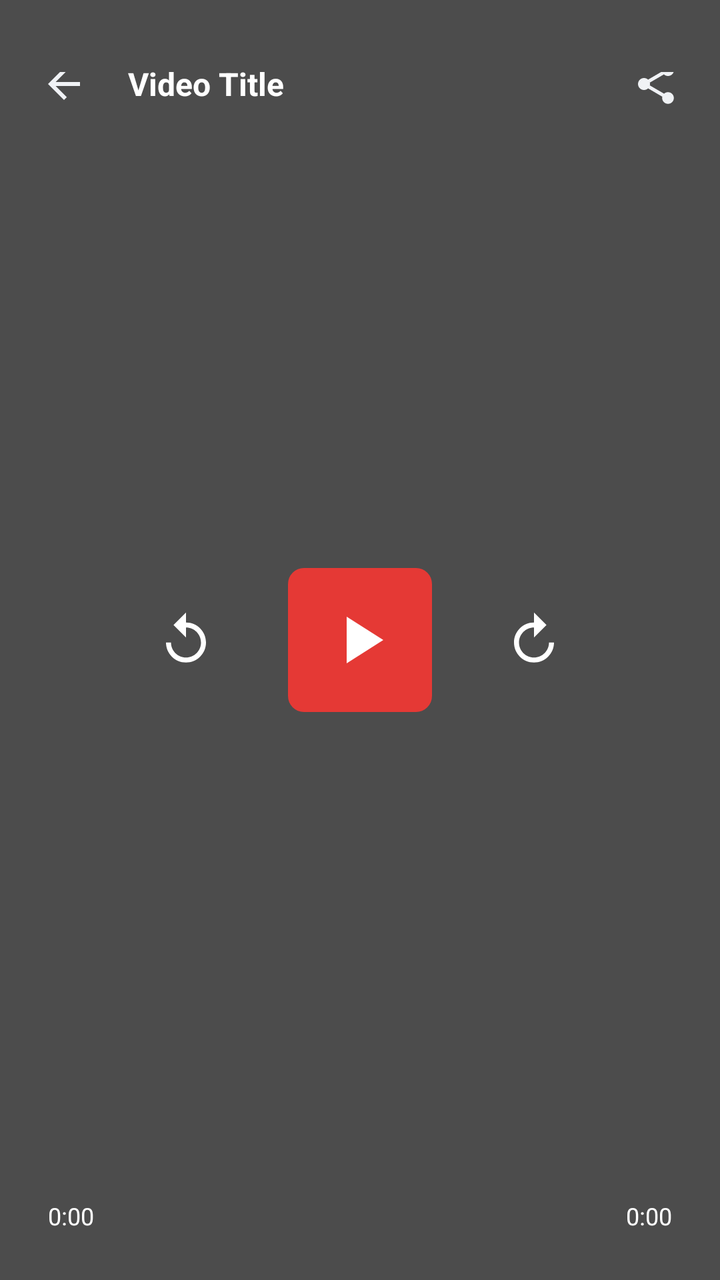
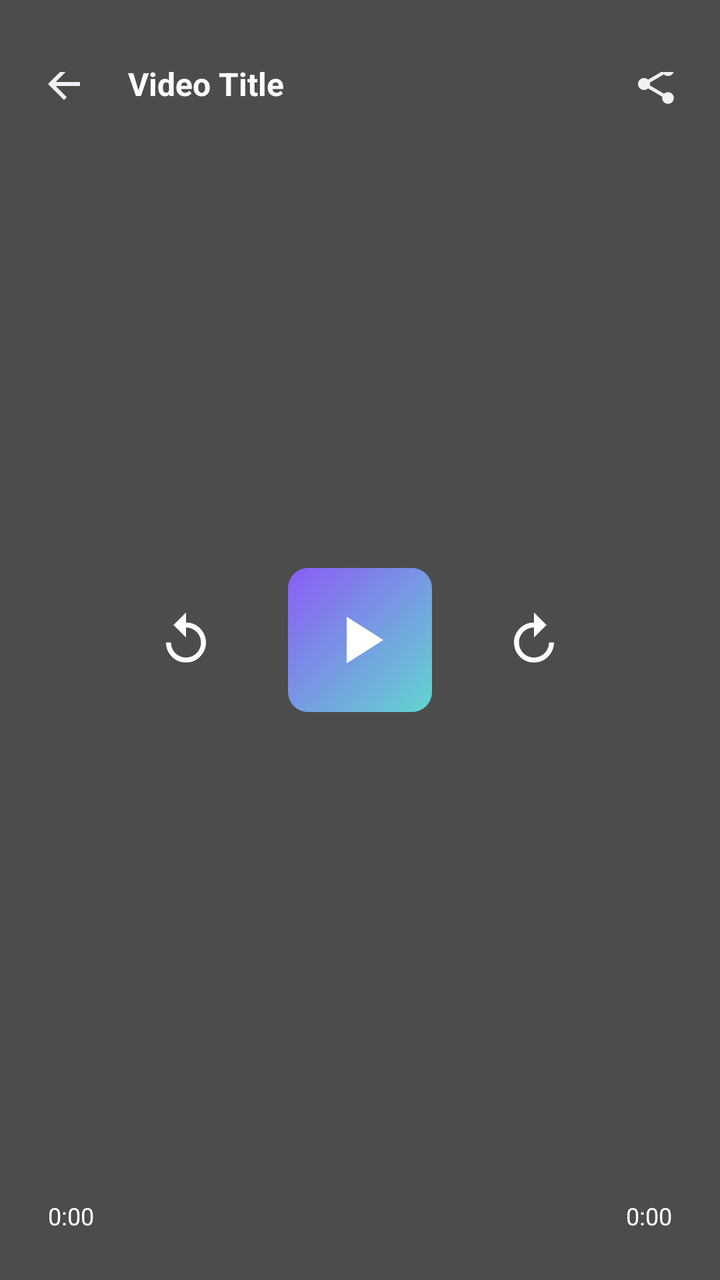

Compare the two renders of this Android layout. The source of the first and the diff that turns it into the second are given below.
<!-- AndroidManifest.xml: application theme Theme.ArtrawFiles -->
<!-- res/layout/activity_video_player.xml -->
<?xml version="1.0" encoding="utf-8"?>
<FrameLayout xmlns:android="http://schemas.android.com/apk/res/android"
    android:id="@+id/rootVideoPlayer"
    android:layout_width="match_parent"
    android:layout_height="match_parent"
    android:background="#000000">

    
    <VideoView
        android:id="@+id/videoView"
        android:layout_width="match_parent"
        android:layout_height="match_parent"
        android:layout_gravity="center" />

    
    <RelativeLayout
        android:id="@+id/layoutVideoControls"
        android:layout_width="match_parent"
        android:layout_height="match_parent"
        android:background="#66000000">

        
        <RelativeLayout
            android:id="@+id/headerVideo"
            android:layout_width="match_parent"
            android:layout_height="wrap_content"
            android:minHeight="56dp"
            android:paddingStart="12dp"
            android:paddingEnd="12dp"
            android:paddingTop="36dp"
            android:paddingBottom="8dp"
            android:layout_alignParentTop="true">

            <ImageView
                android:id="@+id/btnBackVideo"
                android:layout_width="40dp"
                android:layout_height="40dp"
                android:layout_alignParentStart="true"
                android:layout_centerVertical="true"
                android:background="?android:attr/selectableItemBackgroundBorderless"
                android:padding="8dp"
                android:src="@drawable/ic_arrow_back"
                android:contentDescription="Back" />

            <TextView
                android:id="@+id/tvVideoTitle"
                android:layout_width="wrap_content"
                android:layout_height="wrap_content"
                android:layout_centerVertical="true"
                android:layout_marginStart="12dp"
                android:layout_toEndOf="@id/btnBackVideo"
                android:layout_toStartOf="@id/btnShareVideo"
                android:text="Video Title"
                android:textColor="@android:color/white"
                android:textSize="16sp"
                android:textStyle="bold"
                android:singleLine="true"
                android:ellipsize="end" />

            <ImageView
                android:id="@+id/btnShareVideo"
                android:layout_width="40dp"
                android:layout_height="40dp"
                android:layout_alignParentEnd="true"
                android:layout_centerVertical="true"
                android:background="?android:attr/selectableItemBackgroundBorderless"
                android:padding="8dp"
                android:src="@drawable/ic_share"
                android:contentDescription="Share" />
        </RelativeLayout>

        
        <LinearLayout
            android:layout_width="wrap_content"
            android:layout_height="wrap_content"
            android:layout_centerInParent="true"
            android:gravity="center"
            android:orientation="horizontal">

            <ImageView
                android:id="@+id/btnReplay10Video"
                android:layout_width="54dp"
                android:layout_height="54dp"
                android:layout_marginEnd="24dp"
                android:background="?android:attr/selectableItemBackgroundBorderless"
                android:padding="12dp"
                android:src="@drawable/ic_replay_10"
                android:contentDescription="Replay 10s" />

            <FrameLayout
                android:id="@+id/btnPlayPauseVideo"
                android:layout_width="72dp"
                android:layout_height="72dp"
                android:background="@drawable/bg_button_primary">

                <ImageView
                    android:id="@+id/imgPlayPauseVideo"
                    android:layout_width="40dp"
                    android:layout_height="40dp"
                    android:layout_gravity="center"
                    android:src="@drawable/ic_play"
                    android:contentDescription="Play/Pause" />
            </FrameLayout>

            <ImageView
                android:id="@+id/btnForward10Video"
                android:layout_width="54dp"
                android:layout_height="54dp"
                android:layout_marginStart="24dp"
                android:background="?android:attr/selectableItemBackgroundBorderless"
                android:padding="12dp"
                android:src="@drawable/ic_forward_10"
                android:contentDescription="Forward 10s" />
        </LinearLayout>

        
        <LinearLayout
            android:id="@+id/bottomVideoBar"
            android:layout_width="match_parent"
            android:layout_height="wrap_content"
            android:orientation="vertical"
            android:layout_alignParentBottom="true"
            android:paddingStart="16dp"
            android:paddingEnd="16dp"
            android:paddingBottom="24dp">

            <SeekBar
                android:id="@+id/seekBarVideo"
                android:layout_width="match_parent"
                android:layout_height="wrap_content"
                android:progressBackgroundTint="#88FFFFFF"
                android:progressTint="@color/artraw_crimson"
                android:thumbTint="@color/artraw_crimson_accent" />

            <RelativeLayout
                android:layout_width="match_parent"
                android:layout_height="wrap_content"
                android:layout_marginTop="2dp"
                android:paddingStart="8dp"
                android:paddingEnd="8dp">

                <TextView
                    android:id="@+id/tvVideoCurrentTime"
                    android:layout_width="wrap_content"
                    android:layout_height="wrap_content"
                    android:layout_alignParentStart="true"
                    android:text="0:00"
                    android:textColor="@android:color/white"
                    android:textSize="12sp" />

                <TextView
                    android:id="@+id/tvVideoTotalTime"
                    android:layout_width="wrap_content"
                    android:layout_height="wrap_content"
                    android:layout_alignParentEnd="true"
                    android:text="0:00"
                    android:textColor="@android:color/white"
                    android:textSize="12sp" />
            </RelativeLayout>
        </LinearLayout>
    </RelativeLayout>
</FrameLayout>
<!-- resources referenced by this layout -->
<resources>
  <color name="artraw_crimson">#E53935</color>
  <color name="artraw_crimson_accent">#FF5252</color>
  <!-- drawable bg_button_primary (drawable) -->
  <?xml version="1.0" encoding="utf-8"?>
  <shape xmlns:android="http://schemas.android.com/apk/res/android"
      android:shape="rectangle">
      <solid android:color="@color/artraw_crimson" />
      <corners android:radius="8dp" />
  </shape>
  <!-- drawable ic_arrow_back (drawable) -->
  <vector xmlns:android="http://schemas.android.com/apk/res/android"
      android:width="24dp"
      android:height="24dp"
      android:viewportWidth="24"
      android:viewportHeight="24">
      <path
          android:fillColor="#F0F2F5"
          android:pathData="M20,11H7.83l5.59,-5.59L12,4l-8,8 8,8 1.41,-1.41L7.83,13H20v-2z"/>
  </vector>
  <!-- drawable ic_forward_10 (drawable) -->
  <vector xmlns:android="http://schemas.android.com/apk/res/android"
      android:width="24dp"
      android:height="24dp"
      android:viewportWidth="24"
      android:viewportHeight="24">
      <path
          android:fillColor="@android:color/white"
          android:pathData="M18,13c0,3.31 -2.69,6 -6,6s-6,-2.69 -6,-6 2.69,-6 6,-6v4l5,-5 -5,-5v4c-4.42,0 -8,3.58 -8,8s3.58,8 8,8 8,-3.58 8,-8h-2z"/>
  </vector>
  <!-- drawable ic_play (drawable) -->
  <vector xmlns:android="http://schemas.android.com/apk/res/android"
      android:width="24dp"
      android:height="24dp"
      android:viewportWidth="24"
      android:viewportHeight="24">
      <path
          android:fillColor="@android:color/white"
          android:pathData="M8,5v14l11,-7z"/>
  </vector>
  <!-- drawable ic_replay_10 (drawable) -->
  <vector xmlns:android="http://schemas.android.com/apk/res/android"
      android:width="24dp"
      android:height="24dp"
      android:viewportWidth="24"
      android:viewportHeight="24">
      <path
          android:fillColor="@android:color/white"
          android:pathData="M12,5V1L7,6l5,5V7c3.31,0 6,2.69 6,6s-2.69,6 -6,6 -6,-2.69 -6,-6H4c0,4.42 3.58,8 8,8s8,-3.58 8,-8 -3.58,-8 -8,-8z"/>
  </vector>
  <!-- drawable ic_share (drawable) -->
  <vector xmlns:android="http://schemas.android.com/apk/res/android"
      android:width="24dp"
      android:height="24dp"
      android:viewportWidth="24"
      android:viewportHeight="24">
      <path
          android:fillColor="#F0F2F5"
          android:pathData="M18,16.08c-0.76,0 -1.44,0.3 -1.96,0.77L8.91,12.7c0.05,-0.23 0.09,-0.46 0.09,-0.7s-0.04,-0.47 -0.09,-0.7l7.05,-4.11c0.54,0.5 1.25,0.81 2.04,0.81 1.66,0 3,-1.34 3,-3s-1.34,-3 -3,-3 -3,1.34 -3,3c0,0.24 0.04,0.47 0.09,0.7L8.04,9.81C7.5,9.31 6.79,9 6,9c-1.66,0 -3,1.34 -3,3s1.34,3 3,3c0.79,0 1.5,-0.31 2.04,-0.81l7.12,4.16c-0.05,0.21 -0.08,0.43 -0.08,0.65 0,1.61 1.31,2.92 2.92,2.92s2.92,-1.31 2.92,-2.92c0,-1.61 -1.31,-2.92 -2.92,-2.92z"/>
  </vector>
  <style name="Theme.ArtrawFiles">
          <item name="android:colorPrimary">@color/aurora_primary</item>
          <item name="android:colorPrimaryDark">@color/aurora_glow_teal</item>
          <item name="android:colorAccent">@color/aurora_glow_cyan</item>
          <item name="android:windowBackground">@color/aurora_background_deep</item>
          <item name="android:colorBackground">@color/aurora_background_deep</item>
          <item name="android:windowDrawsSystemBarBackgrounds">true</item>
          <item name="android:statusBarColor">@android:color/transparent</item>
          <item name="android:navigationBarColor">@android:color/transparent</item>
          <item name="android:windowLightStatusBar">false</item>
      </style>
  <color name="aurora_primary">#4ECDC4</color>
  <color name="aurora_glow_teal">#4ECDC4</color>
  <color name="aurora_glow_cyan">#00B4D8</color>
  <color name="aurora_background_deep">#0A0E27</color>
</resources>

<!-- the commit's change to res/layout/activity_video_player.xml (unified diff, before → after) -->
@@ -91,7 +91,7 @@
                 android:id="@+id/btnPlayPauseVideo"
                 android:layout_width="72dp"
                 android:layout_height="72dp"
-                android:background="@drawable/bg_button_primary">
+                android:background="@drawable/bg_aurora_button_primary">
 
                 <ImageView
                     android:id="@+id/imgPlayPauseVideo"
<!-- resource entries referenced after the edit -->
@@ -2,12 +2,17 @@
 <resources>
   <color name="artraw_crimson">#E53935</color>
   <color name="artraw_crimson_accent">#FF5252</color>
-  <!-- drawable bg_button_primary (drawable) -->
+  <!-- drawable bg_aurora_button_primary (drawable) -->
   <?xml version="1.0" encoding="utf-8"?>
   <shape xmlns:android="http://schemas.android.com/apk/res/android"
       android:shape="rectangle">
-      <solid android:color="@color/artraw_crimson" />
-      <corners android:radius="8dp" />
+      
+      <gradient
+          android:type="linear"
+          android:startColor="@color/aurora_primary"
+          android:endColor="@color/aurora_secondary"
+          android:angle="135" />
+      <corners android:radius="10dp" />
   </shape>
   <!-- drawable ic_arrow_back (drawable) -->
   <vector xmlns:android="http://schemas.android.com/apk/res/android"
@@ -61,8 +66,8 @@
   </vector>
   <style name="Theme.ArtrawFiles">
           <item name="android:colorPrimary">@color/aurora_primary</item>
-          <item name="android:colorPrimaryDark">@color/aurora_glow_teal</item>
-          <item name="android:colorAccent">@color/aurora_glow_cyan</item>
+          <item name="android:colorPrimaryDark">@color/aurora_primary</item>
+          <item name="android:colorAccent">@color/aurora_secondary</item>
           <item name="android:windowBackground">@color/aurora_background_deep</item>
           <item name="android:colorBackground">@color/aurora_background_deep</item>
           <item name="android:windowDrawsSystemBarBackgrounds">true</item>
@@ -70,9 +75,8 @@
           <item name="android:navigationBarColor">@android:color/transparent</item>
           <item name="android:windowLightStatusBar">false</item>
       </style>
-  <color name="aurora_primary">#4ECDC4</color>
-  <color name="aurora_glow_teal">#4ECDC4</color>
-  <color name="aurora_glow_cyan">#00B4D8</color>
-  <color name="aurora_background_deep">#0A0E27</color>
+  <color name="aurora_primary">#62D6D0</color>
+  <color name="aurora_secondary">#8B5CF6</color>
+  <color name="aurora_background_deep">#080B14</color>
 </resources>
 
